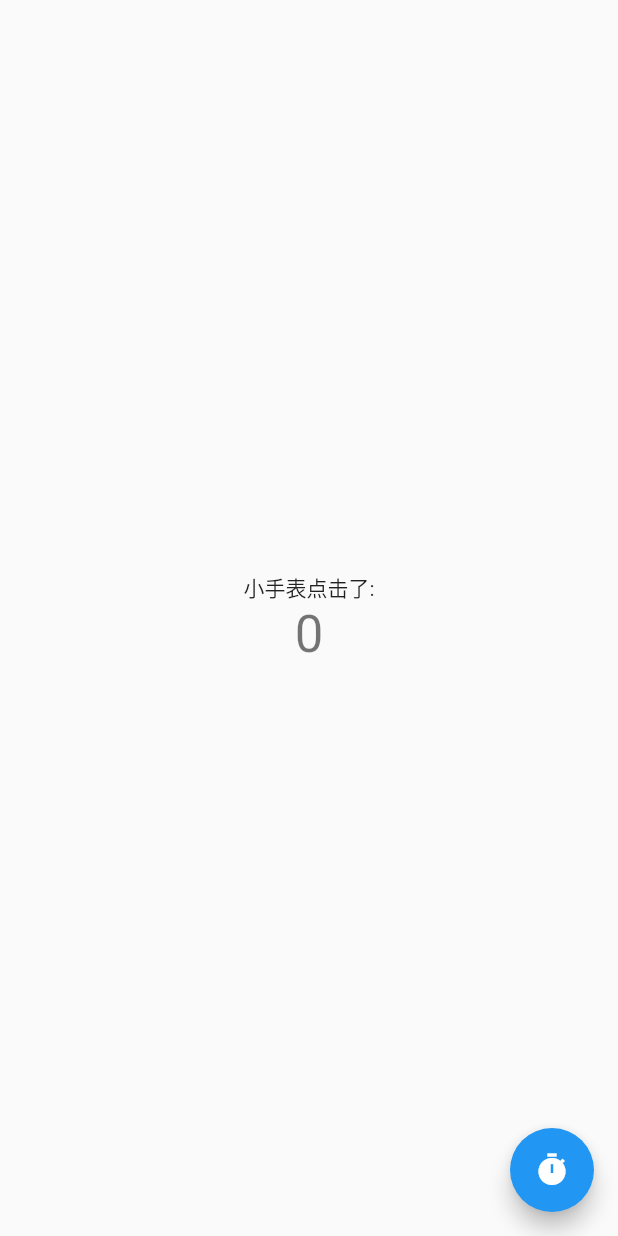
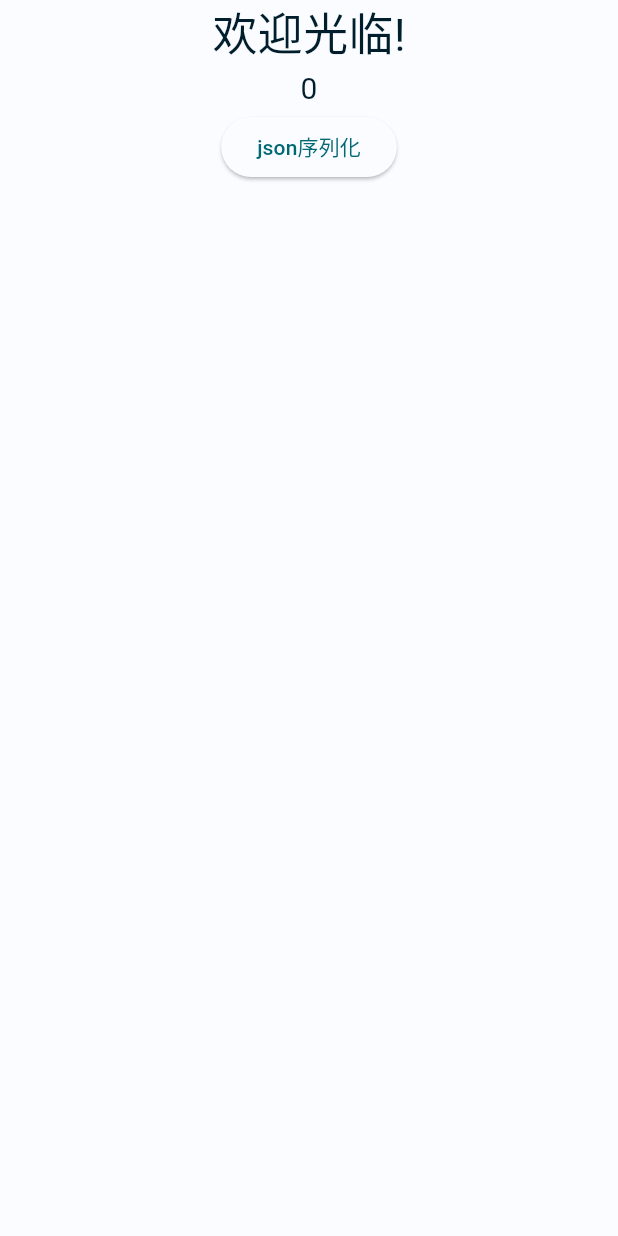
Before and after one commit to mgzzZ/xiaoshoubiao, a Flutter app: the screen it shows after launch, on a phone screen of 412 x 824 dp. Run offline on Flutter 3.47's test engine with Material 2 defaults, Android fonts, the phone set to English and light mode, and no system bars; our stand-ins replace get.

Commit message:
feat: add json 2 model

```diff
--- /dev/null
+++ b/lib/app/modules/home/views/home_view.dart
@@ -0,0 +1,38 @@
+import 'package:flutter/material.dart';
+import 'package:get/get.dart';
+import 'package:xiaoshoubiao/app/routes/app_pages.dart';
+
+import '../controllers/home_controller.dart';
+
+class HomeView extends GetView<HomeController> {
+  const HomeView({Key? key}) : super(key: key);
+
+  @override
+  Widget build(BuildContext context) {
+    return Scaffold(
+      body: Column(
+        children: [
+          Column(
+            children: [
+              Center(
+                child: Text(
+                  '欢迎光临!',
+                  style: TextStyle(fontSize: 30),
+                ),
+              ),
+              Obx(() {
+                return Text(
+                  '${controller.count}',
+                  style: TextStyle(fontSize: 20),
+                );
+              }),
+              ElevatedButton(
+                  onPressed: () => Get.toNamed(Routes.JSON_2_MODEL),
+                  child: Text('json序列化')),
+            ],
+          ),
+        ],
+      ),
+    );
+  }
+}
--- /dev/null
+++ b/lib/app/routes/app_pages.dart
@@ -0,0 +1,27 @@
+import 'package:get/get.dart';
+
+import '../modules/home/bindings/home_binding.dart';
+import '../modules/home/views/home_view.dart';
+import '../modules/json_2_model/bindings/json_2_model_binding.dart';
+import '../modules/json_2_model/views/json_2_model_view.dart';
+
+part 'app_routes.dart';
+
+class AppPages {
+  AppPages._();
+
+  static const INITIAL = Routes.HOME;
+
+  static final routes = [
+    GetPage(
+      name: _Paths.HOME,
+      page: () => const HomeView(),
+      binding: HomeBinding(),
+    ),
+    GetPage(
+      name: _Paths.JSON_2_MODEL,
+      page: () => const Json2ModelView(),
+      binding: Json2ModelBinding(),
+    ),
+  ];
+}
--- /dev/null
+++ b/lib/app/routes/app_routes.dart
@@ -0,0 +1,14 @@
+part of 'app_pages.dart';
+// DO NOT EDIT. This is code generated via package:get_cli/get_cli.dart
+
+abstract class Routes {
+  Routes._();
+  static const HOME = _Paths.HOME;
+  static const JSON_2_MODEL = _Paths.JSON_2_MODEL;
+}
+
+abstract class _Paths {
+  _Paths._();
+  static const HOME = '/home';
+  static const JSON_2_MODEL = '/json-2-model';
+}
--- a/lib/main.dart
+++ b/lib/main.dart
@@ -1,6 +1,7 @@
-import 'package:flutter/foundation.dart';
 import 'package:flutter/material.dart';
-import 'package:xiaoshoubiao/routes/routes.dart';
+import 'package:get/get.dart';
+import 'package:xiaoshoubiao/app/routes/app_pages.dart';
+import 'package:xiaoshoubiao/common/color_schemes.g.dart';
 
 void main() {
   runApp(const MyApp());
@@ -12,141 +13,13 @@ class MyApp extends StatelessWidget {
   // This widget is the root of your application.
   @override
   Widget build(BuildContext context) {
-    return MaterialApp(
+    return GetMaterialApp(
+      debugShowCheckedModeBanner: false,
+      initialRoute: AppPages.INITIAL,
+      getPages: AppPages.routes,
       title: '小手表',
-      theme: ThemeData(
-        primarySwatch: Colors.blue,
-      ),
-      home: const MyHomePage(title: '小手表'),
-      routes: MRoutes.routes,
+      theme: ThemeData(useMaterial3: true, colorScheme: lightColorScheme),
+      darkTheme: ThemeData(useMaterial3: true, colorScheme: darkColorScheme),
     );
   }
 }
-
-class MyHomePage extends StatefulWidget {
-  const MyHomePage({Key? key, required this.title}) : super(key: key);
-
-  final String title;
-
-  @override
-  State<MyHomePage> createState() => _MyHomePageState();
-}
-
-class _MyHomePageState extends State<MyHomePage> {
-  int _counter = 0;
-
-  void _incrementCounter() {
-    setState(() {
-      _counter++;
-    });
-  }
-
-  @override
-  Widget build(BuildContext context) {
-    if (kIsWeb) {
-      return LayoutBuilder(builder: (context, constraints) {
-        double width = constraints.maxWidth;
-        ScreenType type = ScreenUtil.getCurScreenType(width);
-
-        return Scaffold(
-          body: Row(
-            crossAxisAlignment: CrossAxisAlignment.start,
-            children: [
-              Builder(builder: (context) {
-                return LeftDrawer(
-                  type: type,
-                );
-              }),
-              Expanded(
-                child: Container(
-                  child: Center(
-                    child: Text(type.name),
-                  ),
-                ),
-              )
-            ],
-          ),
-          floatingActionButton: FloatingActionButton(
-            onPressed: _incrementCounter,
-            tooltip: '点击',
-            child: const Icon(Icons.timer),
-          ), // This trailing comma makes auto-formatting nicer for build methods.
-        );
-      });
-    }
-    return Scaffold(
-      body: Center(
-        child: Column(
-          mainAxisAlignment: MainAxisAlignment.center,
-          children: <Widget>[
-            GestureDetector(
-              onTap: () {
-                Navigator.pushNamed(context, MRoutes.home);
-              },
-              child: const Text(
-                '小手表点击了:',
-              ),
-            ),
-            Text(
-              '$_counter',
-              style: Theme.of(context).textTheme.headline4,
-            ),
-          ],
-        ),
-      ),
-      floatingActionButton: FloatingActionButton(
-        onPressed: _incrementCounter,
-        tooltip: '点击',
-        child: const Icon(Icons.timer),
-      ), // This trailing comma makes auto-formatting nicer for build methods.
-    );
-  }
-}
-
-enum ScreenType { max, normal, h5 }
-
-class ScreenUtil {
-  static ScreenType getCurScreenType(double width) {
-    if (width > 768) {
-      return ScreenType.max;
-    } else if (width <= 768 && width > 500) {
-      return ScreenType.normal;
-    } else {
-      return ScreenType.h5;
-    }
-  }
-}
-
-class LeftDrawer extends StatelessWidget {
-  const LeftDrawer({Key? key, required this.type}) : super(key: key);
-  final ScreenType type;
-  @override
-  Widget build(BuildContext context) {
-    double width = 0;
-    switch (type) {
-      case ScreenType.max:
-        width = 200;
-        break;
-      case ScreenType.normal:
-        width = 100;
-        break;
-      default:
-    }
-
-    return Container(
-      width: width,
-      height: double.infinity,
-      color: Colors.blue,
-      child: Container(
-        height: 100,
-        child: Row(
-          mainAxisAlignment: MainAxisAlignment.center,
-          children: [
-            const Icon(Icons.access_time_filled_outlined),
-            if (ScreenType.max == type) ...[Text('左边栏')],
-          ],
-        ),
-      ),
-    );
-  }
-}
--- a/lib/routes/routes.dart
+++ /dev/null
@@ -1,13 +0,0 @@
-import 'package:flutter/material.dart';
-import 'package:xiaoshoubiao/feature/home/pages/home.dart';
-
-///
-/// Created by zgm on 2022/7/25
-/// Describe:
-///
-
-class MRoutes {
-  static Map<String, WidgetBuilder> routes = {home: (context) => const HomePage()};
-
-  static const String home = '/home';
-}
```
Also changed, not shown: analysis_options.yaml (+2 -23 lines), lib/app/modules/home/bindings/home_binding.dart (added, +12 -0 lines), lib/app/modules/home/controllers/home_controller.dart (added, +23 -0 lines), lib/app/modules/json_2_model/bindings/json_2_model_binding.dart (added, +12 -0 lines), lib/app/modules/json_2_model/controllers/json_2_model_controller.dart (added, +19 -0 lines), lib/app/modules/json_2_model/views/json_2_model_view.dart (added, +85 -0 lines), lib/feature/home/pages/home.dart (deleted, +0 -44 lines), pubspec.yaml (+7 -0 lines), lib/common/color_schemes.g.dart (added), pubspec.lock, 1 other file.
